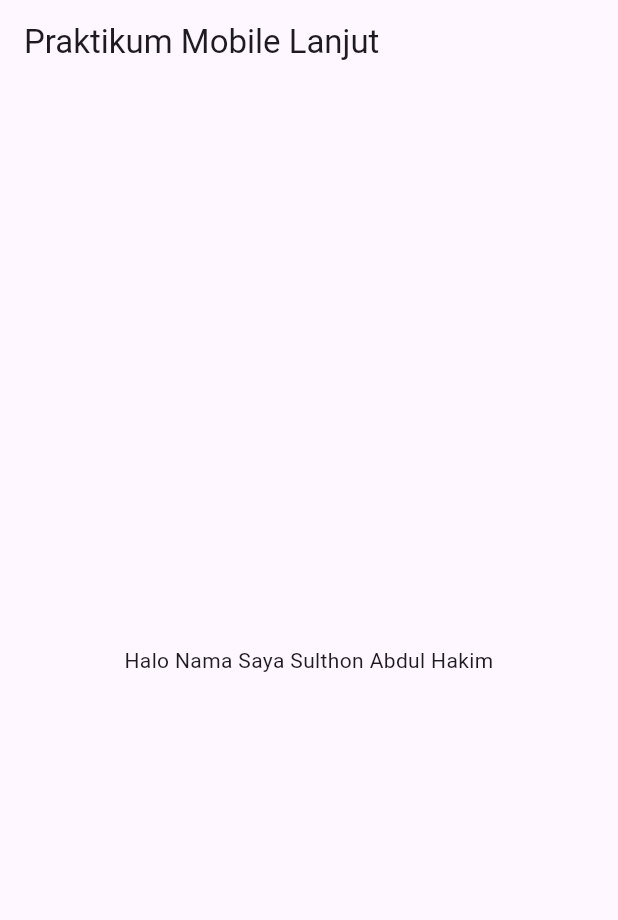
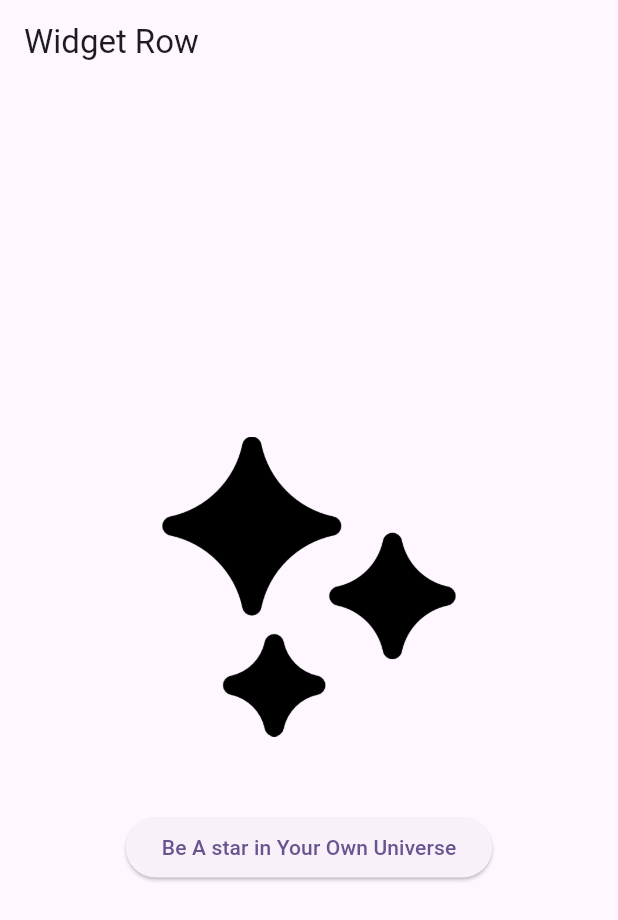
Before and after one commit to slabkim/prak-mobilelanjut-2317051094, a Flutter app: the screen it shows after launch, on a phone screen of 412 x 824 dp. Shown: the top 920 px of the screen. Run offline on Flutter 3.47's test engine with Material 3 defaults, Android fonts, the phone set to English and light mode, and no system bars.

Commit message:
Pertemuan 3: Basic Widget

```diff
--- /dev/null
+++ b/lib/basic_widget.dart
@@ -0,0 +1,25 @@
+import 'package:flutter/material.dart';
+
+class BasicWidget extends StatelessWidget {
+  const BasicWidget({super.key});
+
+  @override
+  Widget build(BuildContext context) {
+    return Scaffold(
+      appBar: AppBar(title: const Text('Widget Row')),
+      body: Center(
+        child: Column(
+          mainAxisAlignment: MainAxisAlignment.center,
+          children: [
+            Image.asset('assets/images/shines.png', width: 200, height: 200),
+            const SizedBox(height: 50),
+            ElevatedButton(
+              onPressed: () {},
+              child: const Text('Be A star in Your Own Universe'),
+            ),
+          ],
+        ),
+      ),
+    );
+  }
+}
--- a/lib/main.dart
+++ b/lib/main.dart
@@ -1,4 +1,7 @@
 import 'package:flutter/material.dart';
+import 'package:myapp/column_widget.dart';
+import 'package:myapp/row_widget.dart';
+import 'package:myapp/basic_widget.dart';
 
 void main() {
   runApp(const MyApp());
@@ -14,18 +17,9 @@ class MyApp extends StatelessWidget {
       title: 'Flutter Demo',
       theme: ThemeData(
         colorScheme: ColorScheme.fromSeed(seedColor: Colors.deepPurple),
+        useMaterial3: true,
       ),
-      home: Scaffold(
-        appBar: AppBar(
-          title: const Text('Praktikum Mobile Lanjut'),
-        ),
-        body: const Center(
-          child: Text(
-            'Halo Nama Saya Sulthon Abdul Hakim',
-            textAlign: TextAlign.center,
-          ),
-        ),
-      )
+      home: const BasicWidget(),
     );
   }
 }
--- /dev/null
+++ b/lib/row_widget.dart
@@ -0,0 +1,20 @@
+import 'package:flutter/material.dart';
+
+class RowWidget extends StatelessWidget {
+  const RowWidget({super.key});
+
+  @override
+  Widget build(BuildContext context) {
+    return Scaffold(
+      appBar: AppBar(title: const Text('Widget Row')),
+      body: Row(
+        children: const [
+          Text('Ilmu Komputer '),
+          Text('FMIPA '),
+          Text('Universitas Lampung '),
+          Text('2025'),
+        ],
+      ),
+    );
+  }
+}
--- a/pubspec.yaml
+++ b/pubspec.yaml
@@ -58,8 +58,8 @@ flutter:
   uses-material-design: true
 
   # To add assets to your application, add an assets section, like this:
-  # assets:
-  #   - images/a_dot_burr.jpeg
+  assets:
+    - assets/images/
   #   - images/a_dot_ham.jpeg
 
   # An image asset can refer to one or more resolution-specific "variants", see
```
Also changed, not shown: lib/column_widget.dart (added, +20 -0 lines), assets/images/shines.png (added).
